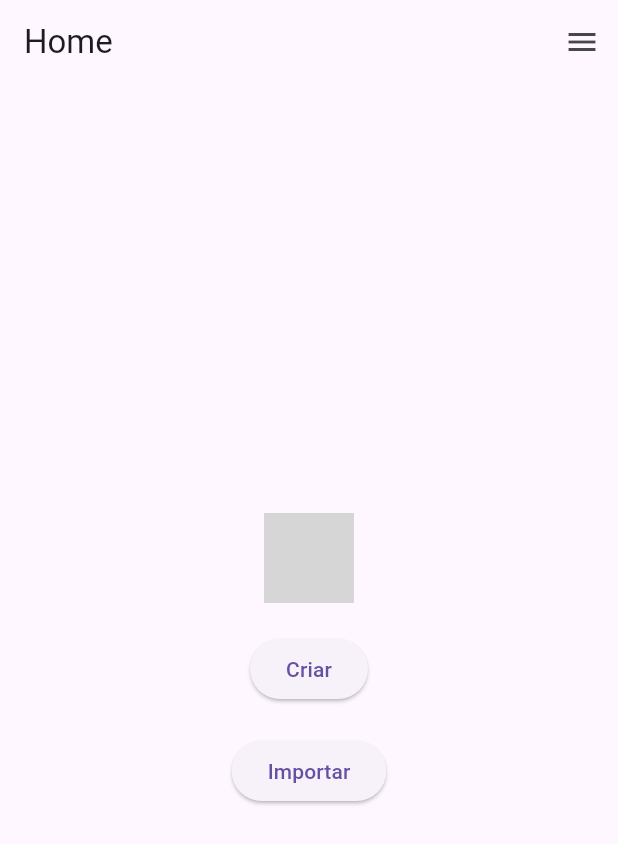
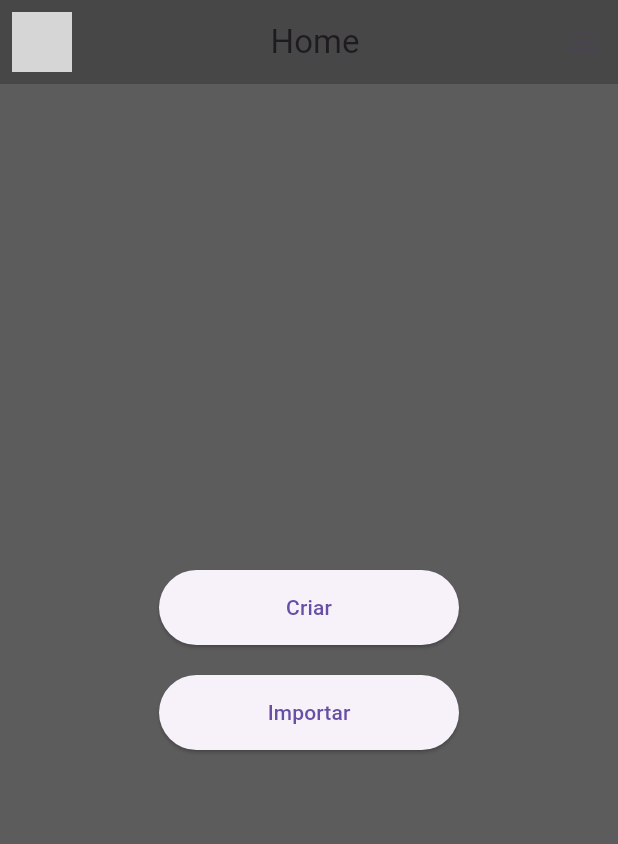
Before and after one commit to logosart/pixel_art_flutter, a Flutter app: the screen it shows after launch, after a tap on "Importar", on a phone screen of 412 x 824 dp. Shown: the top 844 px of the screen. Run offline on Flutter 3.47's test engine with Material 3 defaults, Android fonts, the phone set to English and light mode, and no system bars; network calls fail; grey boxes are pictures that could not be loaded.

Commit message:
app-versão-0.2

```diff
--- a/lib/draw.dart
+++ b/lib/draw.dart
@@ -153,14 +153,14 @@ class _DrawPageState extends State<DrawPage> {
         }
       },
       child: Container(
-        padding: EdgeInsets.symmetric(horizontal: 16),
+        padding: EdgeInsets.symmetric(horizontal: 0),
         alignment: Alignment.center,
         decoration: BoxDecoration(
           color: Colors.grey[300],
           border: Border.all(color: Colors.grey),
-          borderRadius: BorderRadius.circular(5),
+          borderRadius: BorderRadius.circular(9),
         ),
-        child: Text(toolName),
+        child: toolName == 'Borracha' ? Image.asset('assets/borracha.png') : Text(toolName),
       ),
     );
   }
--- a/lib/home.dart
+++ b/lib/home.dart
@@ -6,39 +6,51 @@ class HomePage extends StatelessWidget {
   Widget build(BuildContext context) {
     return Scaffold(
       appBar: AppBar(
-        title: Text('Home'),
+        backgroundColor: Color.fromARGB(255, 71, 71, 71), // Define a cor de fundo da appbar como cinza
+        leading: Padding(
+          padding: const EdgeInsets.all(8.0),
+          child: CircleAvatar( // Move o perfil para o canto superior esquerdo
+            backgroundImage: NetworkImage('URL_DA_IMAGEM'),
+            radius: 20,
+          ),
+        ),
+        title: Center(child: Text('Home')), // Centraliza o texto 'Home' na appbar
         actions: [
           IconButton(
-            icon: Icon(Icons.menu),
+            icon: Icon(Icons.menu), // Adiciona o ícone do menu de 3 barras no lado superior direito
             onPressed: () {
               // Adicione ação para o menu de 3 barras
             },
           ),
         ],
       ),
-      body: Center(
+      body: Container(
+        color: const Color.fromARGB(255, 92, 92, 92), // Altera a cor do corpo da tela para vermelho
+        child: Center(
           child: Column(
             mainAxisAlignment: MainAxisAlignment.center,
             children: [
-            CircleAvatar(
-              backgroundImage: NetworkImage('URL_DA_IMAGEM'),
-              radius: 30,
-            ),
-            SizedBox(height: 20),
               ElevatedButton(
                 onPressed: () {
                   _mostrarDialogoCriar(context);
                 },
+                style: ElevatedButton.styleFrom(
+                  minimumSize: Size(200, 50), // Define o tamanho mínimo do botão "Criar"
+                ),
                 child: Text('Criar'),
               ),
               SizedBox(height: 20),
               ElevatedButton(
                 onPressed: () {
-                // Ação para o botão "Importar"
+                  _importarPixelArt(context);
                 },
+                style: ElevatedButton.styleFrom(
+                  minimumSize: Size(200, 50), // Define o tamanho mínimo do botão "Importar"
+                ),
                 child: Text('Importar'),
               ),
             ],
+          ),
         ),
       ),
     );
@@ -95,4 +107,8 @@ class HomePage extends StatelessWidget {
       },
     );
   }
+
+  void _importarPixelArt(BuildContext context) {
+    // Ação para o botão "Importar"
   }
+}
--- a/pubspec.yaml
+++ b/pubspec.yaml
@@ -17,3 +17,5 @@ dev_dependencies:
 
 flutter:
   uses-material-design: true
+  assets:
+    - assets/    # Adicione esta linha para incluir todo o conteúdo do diretório assets
```
Also changed, not shown: assets/borracha.png (added). Lines whose indentation alone changed are shown as unchanged.
